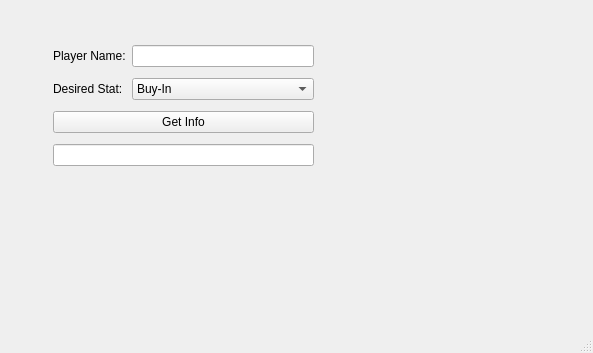
Before: the Qt Designer form mainwindow.ui in whackfather/PokerHub, drawn with Qt 5.
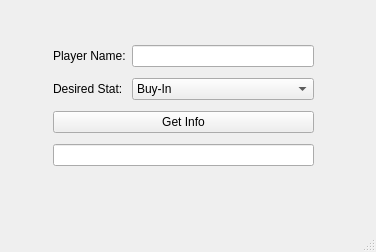
After: the same form once the commit is applied.

Commit message: not sure why its "modified"

The edit to the form file:
```diff
--- a/mainwindow.ui
+++ b/mainwindow.ui
@@ -6,8 +6,8 @@
    <rect>
     <x>0</x>
     <y>0</y>
-    <width>593</width>
-    <height>353</height>
+    <width>376</width>
+    <height>252</height>
    </rect>
   </property>
   <property name="mouseTracking">
@@ -17,7 +17,7 @@
    <string>MainWindow</string>
   </property>
   <widget class="QWidget" name="centralwidget">
-   <widget class="QWidget" name="">
+   <widget class="QWidget" name="layoutWidget">
     <property name="geometry">
      <rect>
       <x>53</x>
```
Left out of the diff: 2 changed lines with no effect on the pictures.
